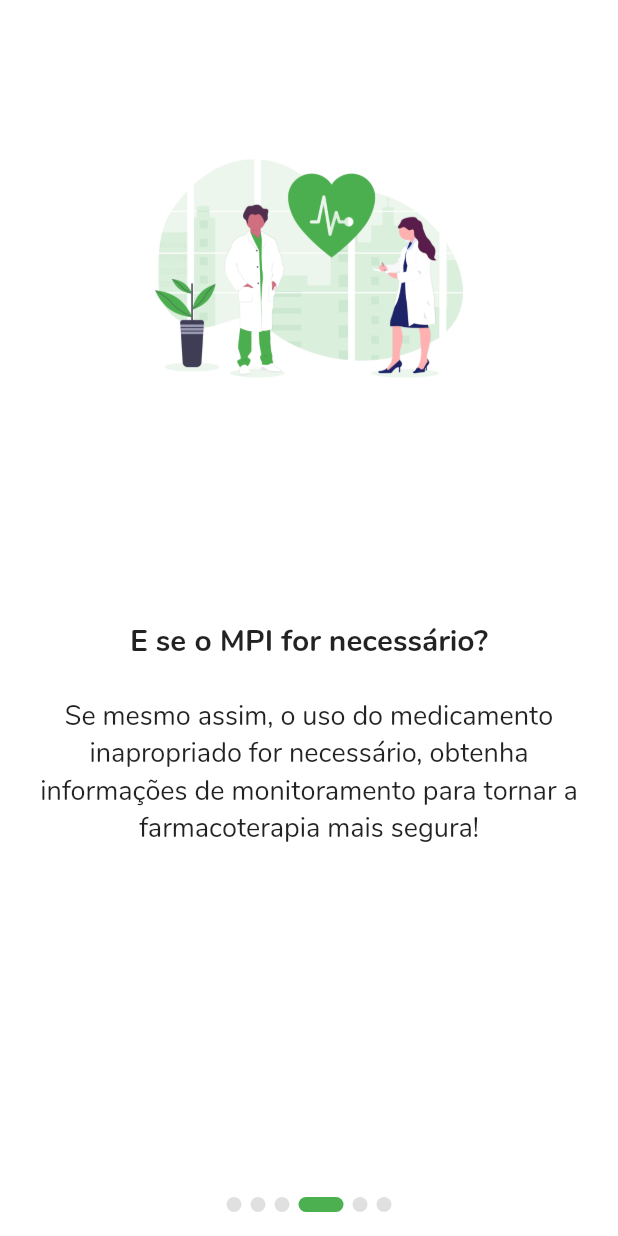
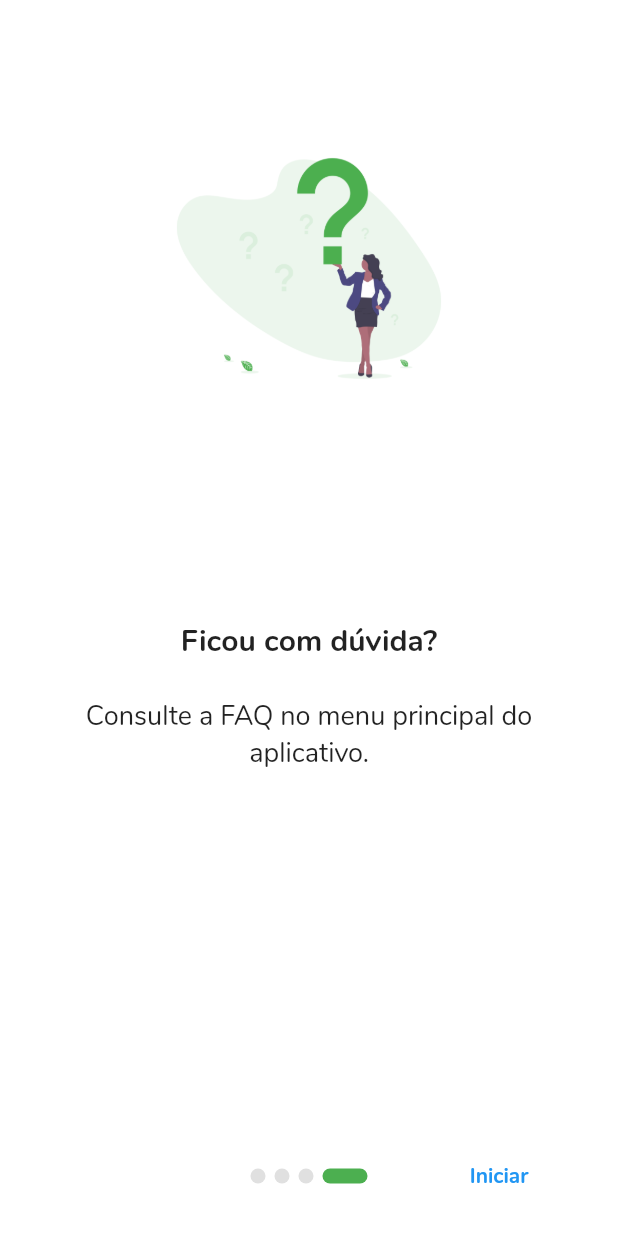
Before and after one commit to institutosocialtech/mpi-brasil, a Flutter app: the OnboardingScreen screen opened by its route, swiped to page 4, on a phone screen of 412 x 824 dp. Run offline on Flutter 3.47's test engine with Material 2 defaults, Android fonts, the light colour scheme and no system bars; drawn by our look-alikes of introduction_screen; our stand-ins replace diacritic, flutter_icons, flutter_speed_dial, mask_text_input_formatter, share, shared_preferences; missing offline and left inert: flutter_mailer, grouped_buttons, markdown_widget; accounts and stored records are empty; generated files the repository leaves out were written again.

Commit message:
onboarding: remove slides 1 and 6
part of #131

```diff
--- a/lib/screens/onboarding.dart
+++ b/lib/screens/onboarding.dart
@@ -3,20 +3,13 @@ import 'package:introduction_screen/introduction_screen.dart';
 
 class OnboardingScreen extends StatelessWidget {
   final pages = [
-    // sobre a app
-    PageViewModel(
-      title: 'O que é o MPI Brasil?',
-      body:
-          'É um instrumento de busca de informações sobre medicamentos potencialmente inapropriados para idosos (MPI) disponíveis no Brasil, baseados em evidências científicas.',
-      image: Center(child: Image.asset('assets/undraw/mobile_app.png', height: 175)),
-    ),
-
     // finalidade
     PageViewModel(
       title: 'Qual a nossa finalidade?',
       body:
           'Buscamos auxiliar profissionais de saúde na tomada de decisão clínica e na realização da escolha do medicamento mais apropriado para cada doença específica e para cada paciente em particular.',
-      image: Center(child: Image.asset('assets/undraw/doctors.png', height: 175)),
+      image:
+          Center(child: Image.asset('assets/undraw/doctors.png', height: 175)),
     ),
 
     // medicamentos
@@ -24,27 +17,24 @@ class OnboardingScreen extends StatelessWidget {
       title: 'Medicamentos Inapropriados',
       body:
           'Acesse as principais informações sobre MPI de acordo com a condição clinica do paciente, com orientações de desprescrição e alternativas terapêuticas mais seguras.',
-      image: Center(child: Image.asset('assets/undraw/medical_care.png', height: 175)),
+      image: Center(
+          child: Image.asset('assets/undraw/medical_care.png', height: 175)),
     ),
 
     PageViewModel(
       title: 'E se o MPI for necessário?',
-      body: 'Se mesmo assim, o uso do medicamento inapropriado for necessário, obtenha informações de monitoramento para tornar a farmacoterapia mais segura!',
-      image: Center(child: Image.asset('assets/undraw/medicine.png', height: 175)),
+      body:
+          'Se mesmo assim, o uso do medicamento inapropriado for necessário, obtenha informações de monitoramento para tornar a farmacoterapia mais segura!',
+      image:
+          Center(child: Image.asset('assets/undraw/medicine.png', height: 175)),
     ),
 
     // glossario
     PageViewModel(
       title: 'Ficou com dúvida?',
       body: 'Consulte a FAQ no menu principal do aplicativo.',
-      image: Center(child: Image.asset('assets/undraw/questions.png', height: 175)),
-    ),
-
-    // fim
-    PageViewModel(
-      title: 'Pronto!',
-      body: 'Agora você pode utilizar o nosso aplicativo.',
-      image: Center(child: Image.asset('assets/undraw/chore_list.png', height: 175)),
+      image: Center(
+          child: Image.asset('assets/undraw/questions.png', height: 175)),
     ),
   ];
 
```
